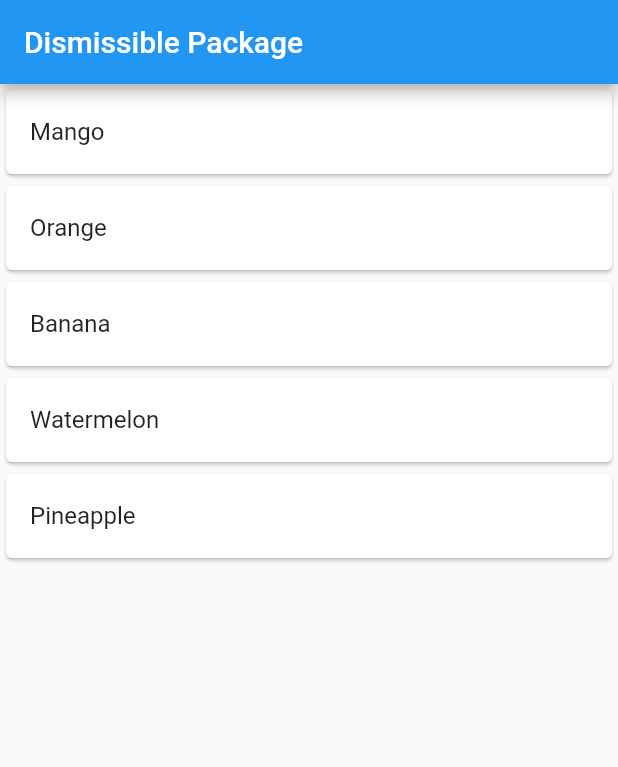
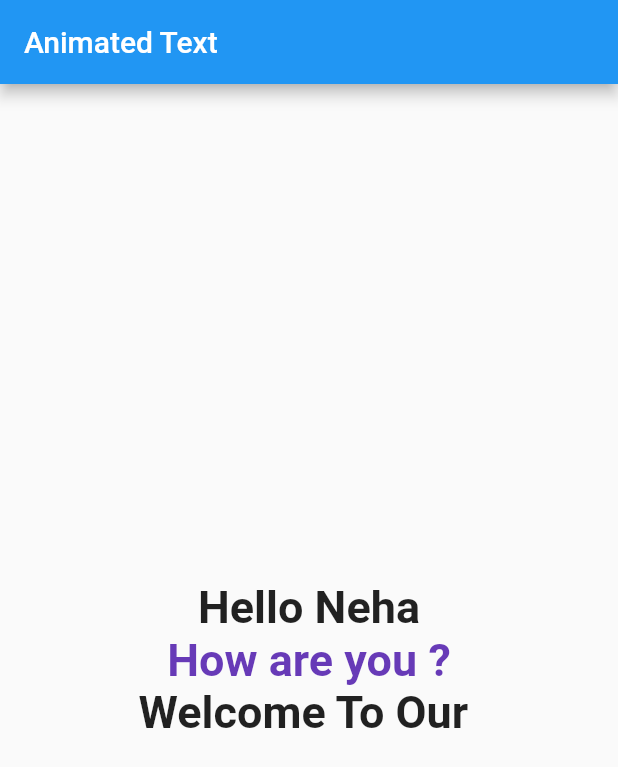
Before and after one commit to itsnehabhagat05/LearningFlutterTopics, a Flutter app: the screen it shows after launch, on a phone screen of 412 x 824 dp. Shown: the top 767 px of the screen. Run offline on Flutter 3.47's test engine with Material 2 defaults, Android fonts, the light colour scheme and no system bars; drawn by our look-alikes of animated_text_kit.

Commit message:
AnimatedText

```diff
--- a/lib/main.dart
+++ b/lib/main.dart
@@ -4,6 +4,7 @@
 // import 'package:learn_flutter/widgets/buttons.dart';
 // import 'package:learn_flutter/widgets/snackbar.dart';
 import 'package:flutter/material.dart';
+import 'package:learn_flutter/widgets/animated_text.dart';
 import 'package:learn_flutter/widgets/dismissiable.dart';
 
 
@@ -23,7 +24,7 @@ class LearnApp extends StatelessWidget {
         brightness: Brightness.light,
 
         primaryColor: Colors.deepPurple,),
-      home:DismissablesWidget() ,
+      home:AnimatedTextWidget() ,
 
     );
   }
--- /dev/null
+++ b/lib/widgets/animated_text.dart
@@ -0,0 +1,55 @@
+import 'package:animated_text_kit/animated_text_kit.dart';
+import 'package:flutter/material.dart';
+
+
+class AnimatedTextWidget  extends StatelessWidget {
+  const AnimatedTextWidget ({super.key});
+
+  @override
+  Widget build(BuildContext context) {
+    return Scaffold(
+      appBar: AppBar(title:Text('Animated Text'),
+      ),
+      body: Center(
+        child: Column(
+          mainAxisAlignment:MainAxisAlignment.center ,
+          children: [
+            AnimatedTextKit(animatedTexts: [
+              TypewriterAnimatedText('Hello Neha',
+              textStyle: TextStyle(fontSize: 30,fontWeight: FontWeight.bold,),
+              speed: Duration(milliseconds: 100),)
+            ],
+            totalRepeatCount: 4,
+            pause:Duration(milliseconds: 200) ,
+            displayFullTextOnTap: true,
+            stopPauseOnTap: true ,
+          ),
+          AnimatedTextKit(animatedTexts: [
+              RotateAnimatedText('How are you ?',
+              textStyle: TextStyle(fontSize: 30,fontWeight: FontWeight.w600,color: Colors.deepPurple,),
+              ),
+              RotateAnimatedText('Hope you are fine',
+              textStyle: TextStyle(fontSize: 30,fontWeight: FontWeight.bold,),
+              ),
+            ],
+            totalRepeatCount: 4,
+            pause:Duration(milliseconds: 500) ,
+            displayFullTextOnTap: true,
+            stopPauseOnTap: true ,
+          ),
+          AnimatedTextKit(animatedTexts: [
+              WavyAnimatedText('Welcome To Our ',
+              textStyle: TextStyle(fontSize: 30,fontWeight: FontWeight.bold,),
+              ),
+              WavyAnimatedText('Amazing World',
+              textStyle: TextStyle(fontSize: 30,fontWeight: FontWeight.bold,),
+              )
+            ],
+          ),
+
+          ],
+        ),
+      ),
+    );
+  }
+}
--- a/pubspec.yaml
+++ b/pubspec.yaml
@@ -31,6 +31,7 @@ environment:
 dependencies:
   flutter:
     sdk: flutter
+  animated_text_kit: ^4.2.2
 
 
   # The following adds the Cupertino Icons font to your application.
```
Also changed, not shown: pubspec.lock.
